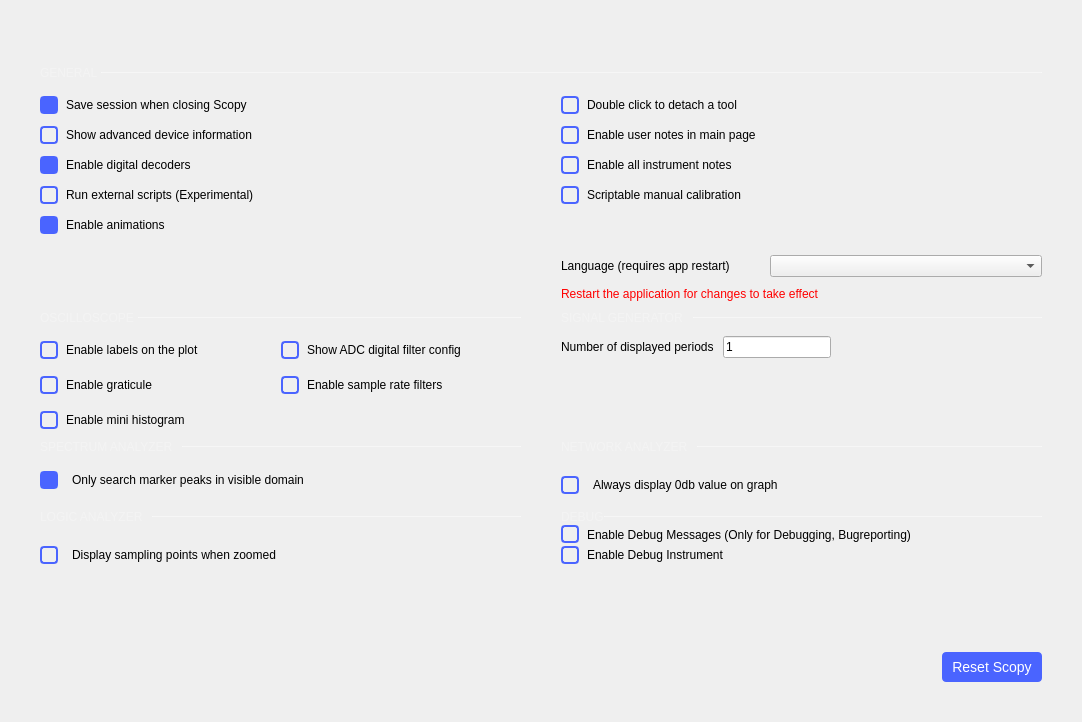
Before: the Qt Designer form ui/preferences.ui in analogdevicesinc/scopy, drawn with Qt 5.
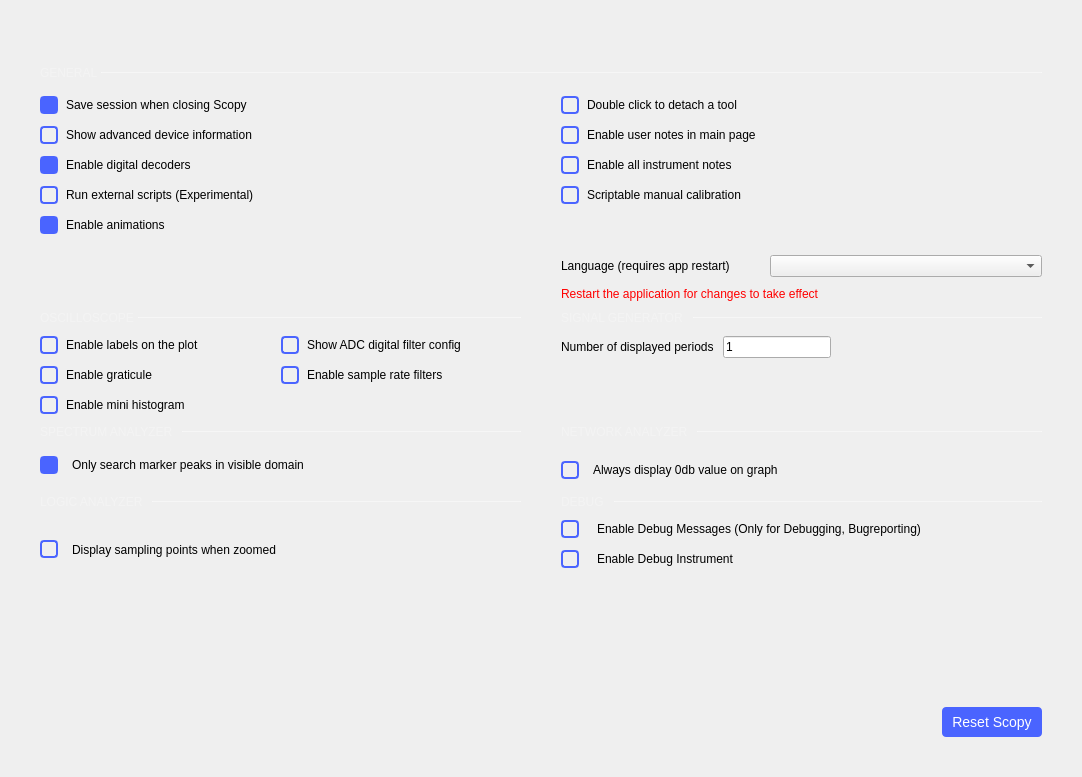
After: the same form once the commit is applied. Custom widgets are drawn as their Qt base class.

Commit message: ScopyExceptionHandler: changed exception message and layout in pref menu

What changed in the file:
```diff
--- a/ui/preferences.ui
+++ b/ui/preferences.ui
@@ -7,7 +7,7 @@
     <x>0</x>
     <y>0</y>
     <width>1082</width>
-    <height>722</height>
+    <height>777</height>
    </rect>
   </property>
   <property name="windowTitle">
@@ -1009,7 +1009,7 @@
                <number>0</number>
               </property>
               <property name="verticalSpacing">
-               <number>15</number>
+               <number>10</number>
               </property>
               <item row="2" column="0">
                <layout class="QHBoxLayout" name="horizontalLayout_13">
@@ -1570,6 +1570,9 @@
            </item>
            <item row="8" column="1">
             <layout class="QVBoxLayout" name="verticalLayout_8">
+             <property name="spacing">
+              <number>10</number>
+             </property>
              <property name="topMargin">
               <number>0</number>
              </property>
```
The commit also changes 2 other files.
